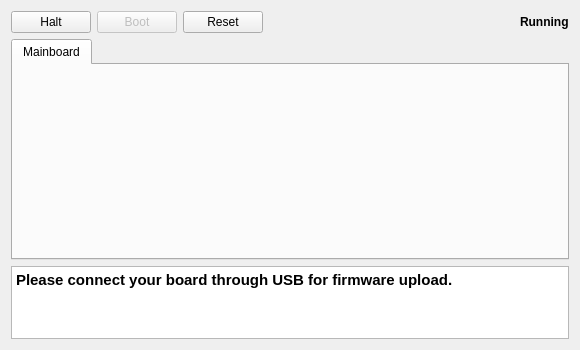
The window that ground/src/plugins/uploader/uploader.ui (openpilot/OpenPilot) describes before a commit, drawn with Qt 5.
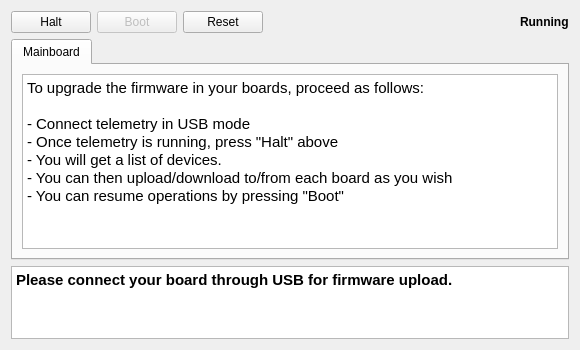
The same window after the commit.

Commit message: OP-35 Big refactor and update of the DFU object. Upload/download operations are now asynchronous and do not freeze the UI. Firmware download implemented. More details and explanations for each step of operations. I have updated the firmware on my mainboard with success several times on this, but it might very well destroy your board right away, just be cautious!

```diff
--- a/ground/src/plugins/uploader/uploader.ui
+++ b/ground/src/plugins/uploader/uploader.ui
@@ -88,6 +88,25 @@
       <attribute name="title">
        <string>Mainboard</string>
       </attribute>
+      <layout class="QHBoxLayout" name="horizontalLayout_2">
+       <item>
+        <widget class="QTextEdit" name="textEdit">
+         <property name="html">
+          <string>&lt;!DOCTYPE HTML PUBLIC &quot;-//W3C//DTD HTML 4.0//EN&quot; &quot;http://www.w3.org/TR/REC-html40/strict.dtd&quot;&gt;
+&lt;html&gt;&lt;head&gt;&lt;meta name=&quot;qrichtext&quot; content=&quot;1&quot; /&gt;&lt;style type=&quot;text/css&quot;&gt;
+p, li { white-space: pre-wrap; }
+&lt;/style&gt;&lt;/head&gt;&lt;body style=&quot; font-family:'Ubuntu'; font-size:11pt; font-weight:400; font-style:normal;&quot;&gt;
+&lt;p style=&quot; margin-top:0px; margin-bottom:0px; margin-left:0px; margin-right:0px; -qt-block-indent:0; text-indent:0px;&quot;&gt;To upgrade the firmware in your boards, proceed as follows:&lt;/p&gt;
+&lt;p style=&quot;-qt-paragraph-type:empty; margin-top:0px; margin-bottom:0px; margin-left:0px; margin-right:0px; -qt-block-indent:0; text-indent:0px;&quot;&gt;&lt;/p&gt;
+&lt;p style=&quot; margin-top:0px; margin-bottom:0px; margin-left:0px; margin-right:0px; -qt-block-indent:0; text-indent:0px;&quot;&gt;- Connect telemetry in USB mode&lt;/p&gt;
+&lt;p style=&quot; margin-top:0px; margin-bottom:0px; margin-left:0px; margin-right:0px; -qt-block-indent:0; text-indent:0px;&quot;&gt;- Once telemetry is running, press &amp;quot;Halt&amp;quot; above&lt;/p&gt;
+&lt;p style=&quot; margin-top:0px; margin-bottom:0px; margin-left:0px; margin-right:0px; -qt-block-indent:0; text-indent:0px;&quot;&gt;- You will get a list of devices.&lt;/p&gt;
+&lt;p style=&quot; margin-top:0px; margin-bottom:0px; margin-left:0px; margin-right:0px; -qt-block-indent:0; text-indent:0px;&quot;&gt;- You can then upload/download to/from each board as you wish&lt;/p&gt;
+&lt;p style=&quot; margin-top:0px; margin-bottom:0px; margin-left:0px; margin-right:0px; -qt-block-indent:0; text-indent:0px;&quot;&gt;- You can resume operations by pressing &amp;quot;Boot&amp;quot;&lt;/p&gt;&lt;/body&gt;&lt;/html&gt;</string>
+         </property>
+        </widget>
+       </item>
+      </layout>
      </widget>
     </widget>
    </item>
```
The commit also changes 8 other files.
